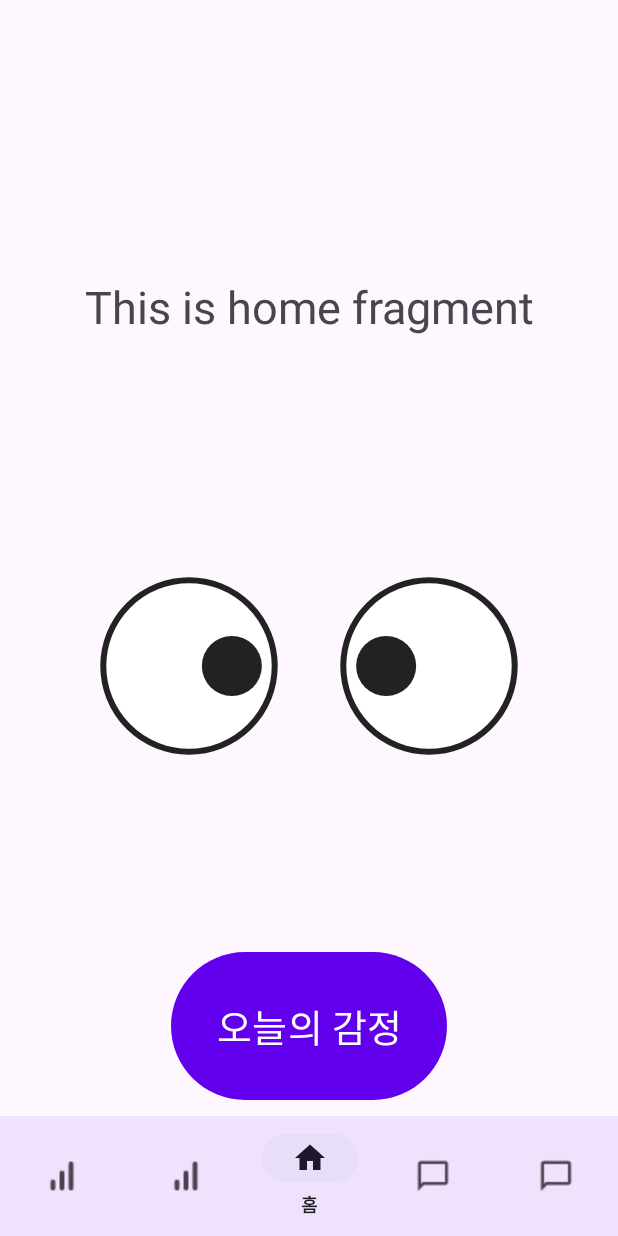
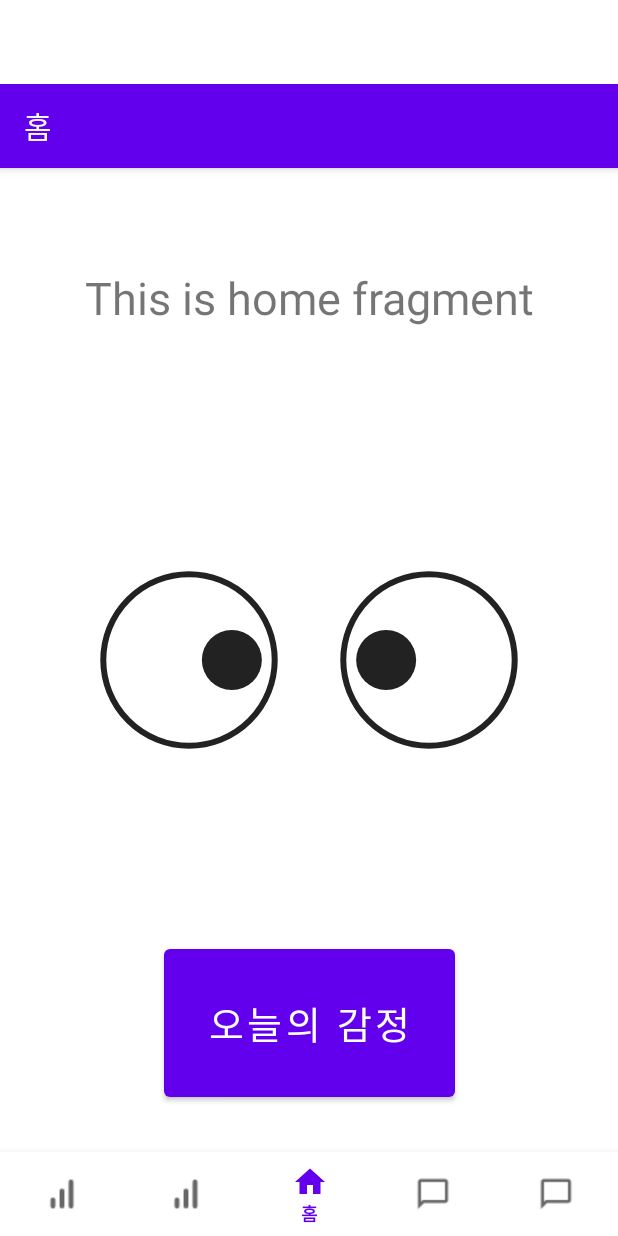
Before and after one commit to JL-KHANZ/2025_2_7_mobile_programming, an Android app: the MainActivity screen opened directly, with no data from a screen before it, on a phone screen of 412 x 824 dp. Run offline under Robolectric (Android 15) with nearby library versions, the light colour scheme and no system bars; our stand-ins replace navigation-ui.

Commit message:
toolbar bug fixed

```diff
--- a/app/src/main/java/com/example/mobile_programming_2025_2/MainActivity.java
+++ b/app/src/main/java/com/example/mobile_programming_2025_2/MainActivity.java
@@ -7,6 +7,7 @@ import com.example.mobile_programming_2025_2.ui.GooglyEyesView;
 import com.google.android.material.bottomnavigation.BottomNavigationView;
 
 import androidx.appcompat.app.AppCompatActivity;
+import androidx.appcompat.widget.Toolbar;
 import androidx.navigation.NavController;
 import androidx.navigation.Navigation;
 import androidx.navigation.ui.AppBarConfiguration;
@@ -25,9 +26,11 @@ public class MainActivity extends AppCompatActivity {
         binding = ActivityMainBinding.inflate(getLayoutInflater());
         setContentView(binding.getRoot());
 
+        Toolbar toolbar = findViewById(R.id.toolbar);
+        setSupportActionBar(toolbar);
+
         BottomNavigationView navView = findViewById(R.id.nav_view);
-        // Passing each menu ID as a set of Ids because each
-        // menu should be considered as top level destinations.
+
         AppBarConfiguration appBarConfiguration = new AppBarConfiguration.Builder(
                 R.id.navigation_calendar, R.id.navigation_home, R.id.navigation_chart, R.id.navigation_chat, R.id.navigation_user)
                 .build();
--- a/app/src/main/java/com/example/mobile_programming_2025_2/SearchChatActivity.java
+++ b/app/src/main/java/com/example/mobile_programming_2025_2/SearchChatActivity.java
@@ -12,5 +12,6 @@ public class SearchChatActivity extends AppCompatActivity {
         setContentView(R.layout.activity_search_chat);
 
 
+
     }
 }
--- a/app/src/main/java/com/example/mobile_programming_2025_2/ui/daily/ActivityDaily.java
+++ b/app/src/main/java/com/example/mobile_programming_2025_2/ui/daily/ActivityDaily.java
@@ -19,6 +19,7 @@ import com.example.mobile_programming_2025_2.R;
 import com.example.mobile_programming_2025_2.SearchChatActivity;
 import com.example.mobile_programming_2025_2.databinding.ActivityDaily1SliderBinding;
 import com.example.mobile_programming_2025_2.network.GeminiAI.EmotionAnalysisCallback;
+import com.example.mobile_programming_2025_2.network.GeminiAI.FeedbackCallback;
 import com.example.mobile_programming_2025_2.network.GeminiAI;
 import com.example.mobile_programming_2025_2.ui.CircularSliderView;
 
@@ -44,7 +45,6 @@ public class ActivityDaily extends AppCompatActivity {
     private void setupJournalButton() {
         // Find views ONCE and make them final to use in the listener
         final Button btnJournal = findViewById(R.id.daily_journal_btn);
-        final EditText titleText = findViewById(R.id.daily_input_title);
         final EditText contentText = findViewById(R.id.daily_input_content);
 
         final Handler mainHandler = new Handler(Looper.getMainLooper());
@@ -98,7 +98,7 @@ public class ActivityDaily extends AppCompatActivity {
             };
 
             geminiAI.analyzeEmotion(content, backgroundExecutor, emotionCallback);
-            geminiAI.generateFeedback(content, backgroundExecutor, feedbackCallback);
+//            geminiAI.generateFeedback(content, backgroundExecutor, feedbackCallback);
         });
     }
 
--- a/app/src/main/res/layout/activity_daily_3_result.xml
+++ b/app/src/main/res/layout/activity_daily_3_result.xml
@@ -12,7 +12,7 @@
         android:gravity="center"
         android:text="오늘 당신의 감정은:"
         android:textSize="25sp"
-        android:padding="20sp"
+        android:padding="25sp"
         app:layout_constraintEnd_toEndOf="parent"
         app:layout_constraintStart_toStartOf="parent"
         app:layout_constraintTop_toTopOf="parent" />
--- a/app/src/main/res/layout/activity_main.xml
+++ b/app/src/main/res/layout/activity_main.xml
@@ -5,6 +5,17 @@
     android:layout_width="match_parent"
     android:layout_height="match_parent"
     android:paddingTop="?attr/actionBarSize">
+
+    <androidx.appcompat.widget.Toolbar
+        android:id="@+id/toolbar"
+        android:layout_width="0dp"
+        android:layout_height="?attr/actionBarSize"
+        android:background="?attr/colorPrimary"
+        android:elevation="4dp"
+        app:layout_constraintTop_toTopOf="parent"
+        app:layout_constraintStart_toStartOf="parent"
+        app:layout_constraintEnd_toEndOf="parent"
+        app:titleTextColor="@color/white" />
 
     <com.google.android.material.bottomnavigation.BottomNavigationView
         android:id="@+id/nav_view"
--- a/app/src/main/res/values/themes.xml
+++ b/app/src/main/res/values/themes.xml
@@ -1,6 +1,6 @@
 <resources xmlns:tools="http://schemas.android.com/tools">
     <!-- Base application theme. -->
-    <style name="Theme.Mobile_programming_2025_2" parent="Theme.Material3.DayNight.NoActionBar">
+    <style name="Theme.Mobile_programming_2025_2" parent="Theme.MaterialComponents.DayNight.NoActionBar">
         <!-- Primary brand color. -->
         <item name="colorPrimary">@color/purple_500</item>
         <item name="colorPrimaryVariant">@color/purple_700</item>
```
Also changed, not shown: 2 other files.
